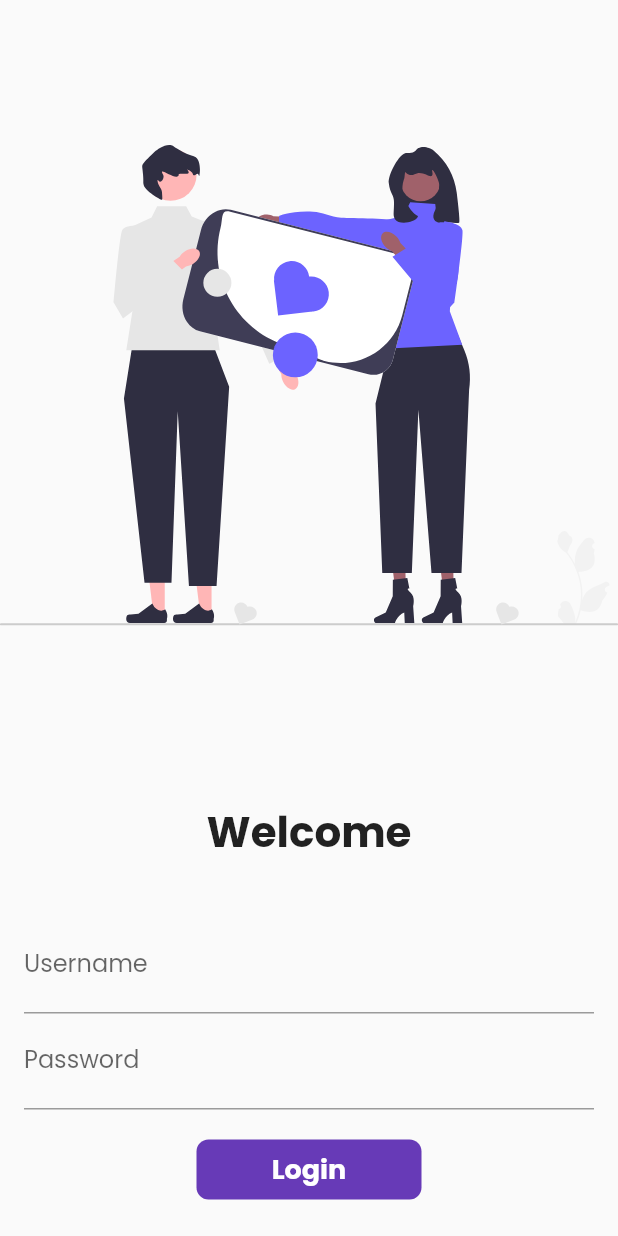
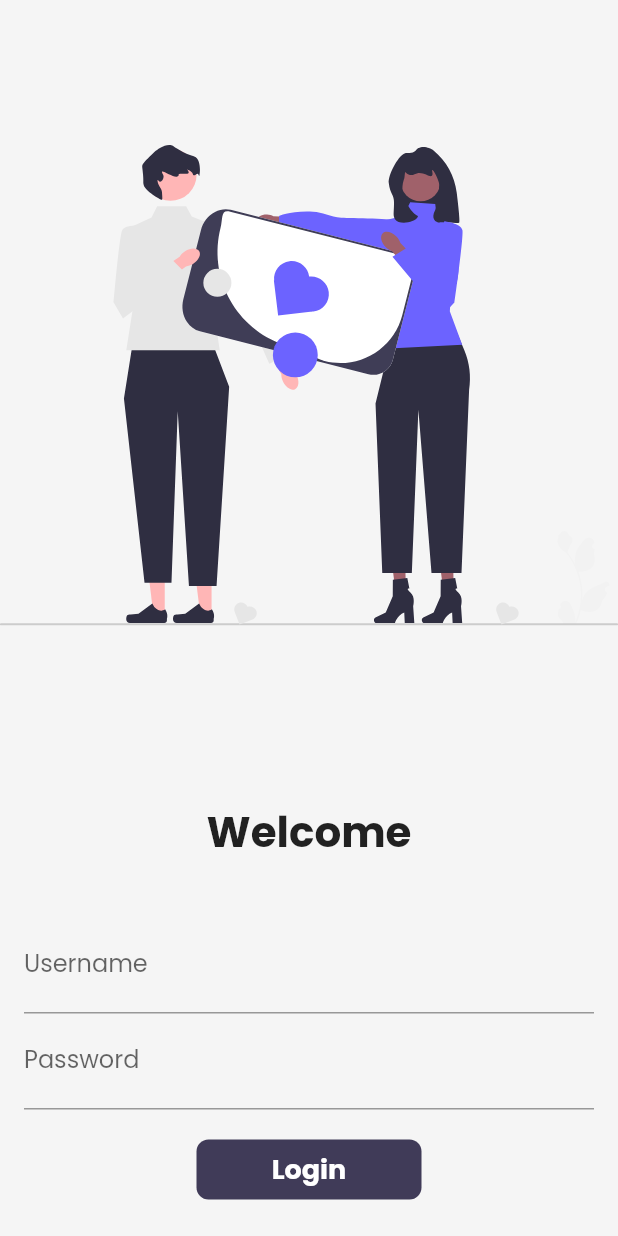
Before and after one commit to ravi25595/30DaysOfFlutter, a Flutter app: the screen it shows after launch, on a phone screen of 412 x 824 dp. Run offline on Flutter 3.47's test engine with Material 2 defaults, Android fonts, the phone set to English and light mode, and no system bars; our stand-ins replace flutter_svg, google_fonts, velocity_x.

Commit message:
Day 20 Completed Themes|dark Theme|system Themes

```diff
--- a/lib/main.dart
+++ b/lib/main.dart
@@ -15,7 +15,7 @@ class MyApp extends StatelessWidget {
   @override
   Widget build(BuildContext context) {
     return MaterialApp(
-      themeMode: ThemeMode.light,
+      themeMode: ThemeMode.system,
       debugShowCheckedModeBanner: false,
       theme: MyTheme.lightTheme(context),
       darkTheme: MyTheme.darkTheme(context),
--- a/lib/pages/home_page.dart
+++ b/lib/pages/home_page.dart
@@ -4,7 +4,6 @@ import 'package:flutter/material.dart';
 import 'package:flutter/services.dart';
 import 'package:flutter_app/models/catalog.dart';
 import 'package:flutter_app/utils/routes.dart';
-import 'package:flutter_app/widgets/themes.dart';
 import 'package:velocity_x/velocity_x.dart';
 import '../widgets/home_page_widgets/catalog_header.dart';
 import '../widgets/home_page_widgets/catalog_list.dart';
@@ -38,12 +37,13 @@ class _HomePageState extends State<HomePage> {
   @override
   Widget build(BuildContext context) {
     return Scaffold(
-      backgroundColor: MyTheme.creamColor,
+      backgroundColor: Theme.of(context).canvasColor,
       floatingActionButton: FloatingActionButton(
+        backgroundColor: context.theme.buttonColor,
         onPressed: () {
           Navigator.pushNamed(context, MyRoutes.cartRoute);
         },
-        child: const Icon(CupertinoIcons.cart),
+        child: const Icon(CupertinoIcons.cart,color: Colors.white,),
       ),
       body: SafeArea(
         child: Container(
--- a/lib/pages/login_page.dart
+++ b/lib/pages/login_page.dart
@@ -1,6 +1,7 @@
 import 'package:flutter/material.dart';
 import 'package:flutter_app/utils/routes.dart';
 import 'package:flutter_svg/flutter_svg.dart';
+import 'package:velocity_x/velocity_x.dart';
 
 class LoginPage extends StatefulWidget {
   @override
@@ -32,8 +33,9 @@ class _LoginPageState extends State<LoginPage> {
       child: SingleChildScrollView(
         child: Column(
           children: [
-            SvgPicture.asset("assets/images/showing_support.svg",
-                fit: BoxFit.contain),
+            SvgPicture.asset(
+              "assets/images/showing_support.svg",
+            ),
             SizedBox(
               height: 20,
             ),
@@ -51,7 +53,7 @@ class _LoginPageState extends State<LoginPage> {
             Padding(
               padding: const EdgeInsets.all(16.0),
               child: Form(
-                key : _formKey,
+                key: _formKey,
                 child: Column(
                   children: [
                     TextFormField(
@@ -89,7 +91,7 @@ class _LoginPageState extends State<LoginPage> {
                       height: 20,
                     ),
                     Material(
-                      color: Colors.deepPurple,
+                      color: context.theme.buttonColor,
                       borderRadius:
                           BorderRadius.circular(changeButton ? 20 : 8),
                       child: InkWell(
--- a/lib/widgets/home_page_widgets/catalog_image.dart
+++ b/lib/widgets/home_page_widgets/catalog_image.dart
@@ -1,6 +1,5 @@
 
 import 'package:flutter/material.dart';
-import 'package:flutter_app/widgets/themes.dart';
 import 'package:velocity_x/velocity_x.dart';
 
 class CatalogImage extends StatelessWidget {
@@ -12,6 +11,6 @@ class CatalogImage extends StatelessWidget {
   Widget build(BuildContext context) {
     return Image.network(
       image,
-    ).box.rounded.p8.color(MyTheme.creamColor).make().p16().w32(context);
+    ).box.rounded.p8.color(context.canvasColor).make().p16().w32(context);
   }
 }
--- a/lib/widgets/themes.dart
+++ b/lib/widgets/themes.dart
@@ -1,10 +1,15 @@
 import 'package:flutter/material.dart';
 import 'package:google_fonts/google_fonts.dart';
+import 'package:velocity_x/velocity_x.dart';
 
 class MyTheme {
   static ThemeData lightTheme(BuildContext context) => ThemeData(
         primarySwatch: Colors.deepPurple,
         fontFamily: GoogleFonts.poppins().fontFamily,
+        cardColor: Colors.white,
+        canvasColor: creamColor,
+        buttonColor: darkBluishColor,
+        accentColor: Colors.black,
         appBarTheme: const AppBarTheme(
           color: Colors.white,
           elevation: 0.0,
@@ -16,8 +21,22 @@ class MyTheme {
         ),
       );
 
-  static ThemeData darkTheme(BuildContext context) =>
-      ThemeData(brightness: Brightness.dark);
+  static ThemeData darkTheme(BuildContext context) => ThemeData(
+      brightness: Brightness.dark,
+      cardColor: Colors.black,
+      canvasColor: darkCreamColor,
+      buttonColor: lightBluishColor,
+      accentColor: Colors.white,
+      appBarTheme: const AppBarTheme(
+          color: Colors.black,
+          //elevation: 0,
+          iconTheme: IconThemeData(color: Colors.white),
+          titleTextStyle: TextStyle(
+            color: Colors.white,
+            fontWeight: FontWeight.bold,
+          )));
   static Color creamColor = const Color(0xfff5f5F5);
+  static Color darkCreamColor = Vx.gray900;
+  static Color lightBluishColor = Vx.indigo500;
   static Color darkBluishColor = const Color(0xff403b58);
 }
```
Also changed, not shown: assets/files/catalog.json (+8 -8 lines), lib/pages/home_detail_page.dart (+5 -7 lines), lib/widgets/home_page_widgets/catalog_list.dart (+4 -5 lines).
